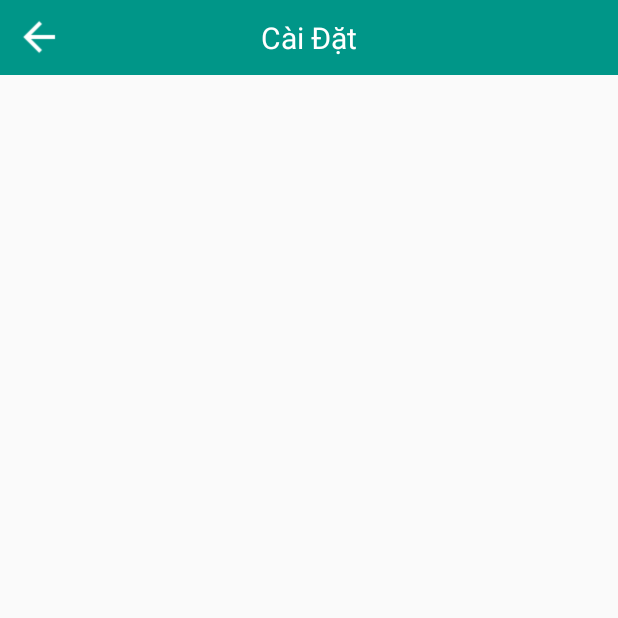
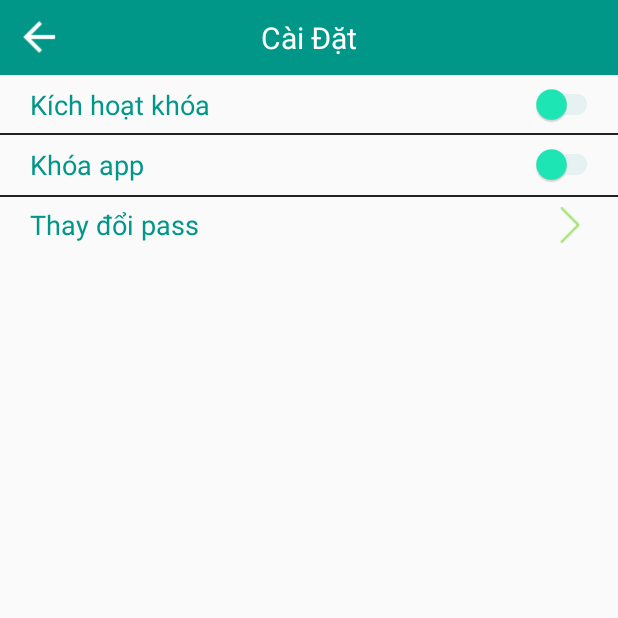
Before and after one commit to uethackathon2017/Light-Generation, an Android app: the SettingAcitivity screen opened directly, with no data from a screen before it, on a phone screen of 412 x 824 dp, the top half of it. Run offline under Robolectric (Android 15) with nearby library versions, the phone set to English and light mode, and no system bars.

Commit message:
create view lock

```diff
--- a/Kid-Locker/app/build.gradle
+++ b/Kid-Locker/app/build.gradle
@@ -5,7 +5,7 @@ android {
     buildToolsVersion "25.0.0"
     defaultConfig {
         applicationId "com.lightgeneration.kid_locker"
-        minSdkVersion 15
+        minSdkVersion 16
         targetSdkVersion 25
         versionCode 1
         versionName "1.0"
--- a/Kid-Locker/app/src/main/java/com/lightgeneration/kid_locker/activities/ComponentActivity.java
+++ b/Kid-Locker/app/src/main/java/com/lightgeneration/kid_locker/activities/ComponentActivity.java
@@ -94,6 +94,7 @@ public class ComponentActivity extends AppCompatActivity implements View.OnClick
             case R.id.menu_setting: {
                 Intent intent=new Intent(ComponentActivity.this,SettingAcitivity.class);
                 startActivity(intent);
+                overridePendingTransition(R.anim.activity_back_in, R.anim.activity_back_out);
                 break;
             }
 
--- a/Kid-Locker/app/src/main/java/com/lightgeneration/kid_locker/fragments/locks/AllAppFragment.java
+++ b/Kid-Locker/app/src/main/java/com/lightgeneration/kid_locker/fragments/locks/AllAppFragment.java
@@ -54,6 +54,7 @@ public class AllAppFragment extends BaseAppLockFragment implements GetResultList
 
     @Override
     public void onResult(ArrayList<AppInfo> appInfos) {
+        arr.clear();
         arr.addAll(appInfos);
         appAdapter.notifyDataSetChanged();
 
--- a/Kid-Locker/app/src/main/java/com/lightgeneration/kid_locker/fragments/locks/BaseAppLockFragment.java
+++ b/Kid-Locker/app/src/main/java/com/lightgeneration/kid_locker/fragments/locks/BaseAppLockFragment.java
@@ -43,11 +43,6 @@ public class BaseAppLockFragment extends BaseFragment{
         arr = new ArrayList<>();
         appAdapter = new AppAdapter(LockKidApplication.getAppContext(), R.layout.item_app, arr);
         lv.setAdapter(appAdapter);
-//        if(Build.VERSION.SDK_INT > 20)
-//        {
-//            Intent intent = new Intent(Settings.ACTION_USAGE_ACCESS_SETTINGS);
-//            startActivity(intent);
-//        }
         loadData();
     }
 
--- a/Kid-Locker/app/src/main/java/com/lightgeneration/kid_locker/utils/Constant.java
+++ b/Kid-Locker/app/src/main/java/com/lightgeneration/kid_locker/utils/Constant.java
@@ -6,4 +6,7 @@ package com.lightgeneration.kid_locker.utils;
 
 public class Constant {
     public static String KID_LOCK="kid_lock";
+    public static String OPEN_LOCK_APP="isLock";
+    public static String ALL_APP_LOCKED="app_locked";
+    public static String OPEN_LOCK_MY_APP="lock_my_app";
 }
--- /dev/null
+++ b/Kid-Locker/app/src/main/res/anim/activity_back_in.xml
@@ -0,0 +1,7 @@
+<?xml version="1.0" encoding="utf-8"?>
+<set xmlns:android="http://schemas.android.com/apk/res/android">
+    <translate
+        android:fromXDelta="100%"
+        android:toXDelta="0"
+        android:duration="200" />
+</set>
--- /dev/null
+++ b/Kid-Locker/app/src/main/res/anim/activity_back_out.xml
@@ -0,0 +1,7 @@
+<?xml version="1.0" encoding="utf-8"?>
+<set xmlns:android="http://schemas.android.com/apk/res/android">
+    <translate
+        android:fromXDelta="0"
+        android:toXDelta="-100%"
+        android:duration="200" />
+</set>
--- a/Kid-Locker/app/src/main/res/layout/setting_activity.xml
+++ b/Kid-Locker/app/src/main/res/layout/setting_activity.xml
@@ -1,6 +1,8 @@
 <?xml version="1.0" encoding="utf-8"?>
 <RelativeLayout xmlns:android="http://schemas.android.com/apk/res/android"
-    android:orientation="vertical" android:layout_width="match_parent"
+    xmlns:app="http://schemas.android.com/apk/res-auto"
+    android:orientation="vertical"
+    android:layout_width="match_parent"
     android:layout_height="match_parent">
 <RelativeLayout
     android:layout_width="match_parent"
@@ -29,6 +31,83 @@
         android:layout_width="match_parent"
         android:layout_below="@+id/tool_bar_setting"
         android:layout_height="match_parent">
+<RelativeLayout
+    android:layout_width="match_parent"
+    android:id="@+id/rl_open_lock"
+    android:layout_height="40dp">
+    <TextView
+        android:layout_width="wrap_content"
+        android:layout_centerVertical="true"
+        android:text="Kích hoạt khóa"
+        android:layout_marginLeft="20dp"
+        android:textSize="18dp"
+        android:textColor="@color/colorPrimary"
+        android:layout_height="wrap_content" />
+    <android.support.v7.widget.SwitchCompat
+        android:layout_width="wrap_content"
+        android:layout_height="wrap_content"
+        android:id="@+id/switch_btn"
+        android:layout_marginRight="10dp"
+        android:theme="@style/SwitchTheme"
+        android:layout_alignParentRight="true"
+        android:layout_centerVertical="true"
+        >
 
+    </android.support.v7.widget.SwitchCompat>
+    <View
+        android:layout_width="match_parent"
+        android:layout_alignParentBottom="true"
+        android:background="@color/color21"
+        android:layout_height="1dp"></View>
+</RelativeLayout>
+        <RelativeLayout
+            android:layout_width="match_parent"
+            android:layout_below="@+id/rl_open_lock"
+            android:id="@+id/rl_open_lock_my_app"
+            android:layout_height="40dp">
+            <TextView
+                android:layout_width="wrap_content"
+                android:layout_centerVertical="true"
+                android:text="Khóa app"
+                android:layout_marginLeft="20dp"
+                android:textSize="18dp"
+                android:textColor="@color/colorPrimary"
+                android:layout_height="wrap_content" />
+            <android.support.v7.widget.SwitchCompat
+                android:layout_width="wrap_content"
+                android:layout_height="wrap_content"
+                android:id="@+id/switch_btn_lock_app"
+                android:layout_marginRight="10dp"
+                android:theme="@style/SwitchTheme"
+                android:layout_alignParentRight="true"
+                android:layout_centerVertical="true"
+                />
+        </RelativeLayout>
+        <RelativeLayout
+            android:layout_width="match_parent"
+           android:layout_below="@+id/rl_open_lock_my_app"
+            android:id="@+id/rl_change_pass"
+            android:layout_height="40dp">
+            <View
+                android:layout_width="match_parent"
+                android:background="@color/color21"
+                android:layout_alignParentTop="true"
+                android:layout_height="1dp"></View>
+            <TextView
+                android:layout_width="wrap_content"
+                android:layout_centerVertical="true"
+                android:layout_marginLeft="20dp"
+                android:textSize="18dp"
+                android:text="Thay đổi pass"
+                android:textColor="@color/colorPrimary"
+                android:layout_height="wrap_content" />
+            <ImageView
+                android:layout_width="wrap_content"
+                android:src="@drawable/next"
+                android:layout_alignParentRight="true"
+                android:layout_centerVertical="true"
+                android:layout_marginRight="20dp"
+                android:layout_height="wrap_content" />
+        </RelativeLayout>
     </RelativeLayout>
 </RelativeLayout>
--- a/Kid-Locker/app/src/main/res/values/styles.xml
+++ b/Kid-Locker/app/src/main/res/values/styles.xml
@@ -24,4 +24,22 @@
         <item name="windowActionBar">false</item>
         <item name="windowNoTitle">true</item>
     </style>
+    <style name="AppTheme.PassWord" parent="AppTheme.NoActionBar">
+        <item name="colorPrimary">#E0E0E0</item>
+        <item name="colorPrimaryDark">#E0E0E0</item>
+        <item name="colorAccent">@color/colorAccent</item>
+        <item name="windowActionBar">false</item>
+        <item name="windowNoTitle">true</item>
+    </style>
+    <style name="SwitchTheme" parent="Theme.AppCompat.Light">
+
+        <item name="colorControlActivated">#009688</item>
+
+
+        <item name="colorSwitchThumbNormal">#1DE9B6</item>
+
+
+        <item name="android:colorForeground">#B2DFDB</item>
+    </style>
+
 </resources>
```
Also changed, not shown: Kid-Locker/app/src/main/AndroidManifest.xml (+7 -0 lines), Kid-Locker/app/src/main/java/com/lightgeneration/kid_locker/activities/PassWordActivity.java (added, +52 -0 lines), Kid-Locker/app/src/main/java/com/lightgeneration/kid_locker/activities/SettingAcitivity.java (+92 -1 lines), Kid-Locker/app/src/main/java/com/lightgeneration/kid_locker/fragments/locks/AppLockFragment.java (+12 -3 lines), Kid-Locker/app/src/main/java/com/lightgeneration/kid_locker/utils/MySharedPreferences.java (+20 -4 lines), Kid-Locker/app/src/main/java/com/lightgeneration/kid_locker/utils/Utils.java (added, +20 -0 lines), Kid-Locker/app/src/main/res/anim/node_on_2.xml (added, +14 -0 lines), Kid-Locker/app/src/main/res/layout/pass_word_activity.xml (added, +32 -0 lines), Kid-Locker/app/src/main/res/drawable/next.png (added), Kid-Locker/app/src/main/res/drawable/node_small_active.png (added), Kid-Locker/app/src/main/res/drawable/node_small_normal.png (added).
